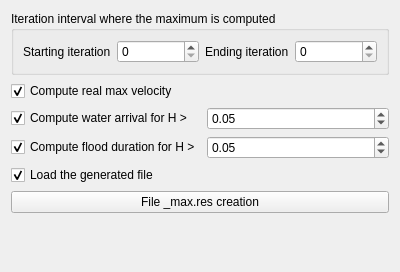
Old version of the form PostTelemac/meshlayertools/ExtractMaxTool.ui in the repository Artelia/PostTelemac.
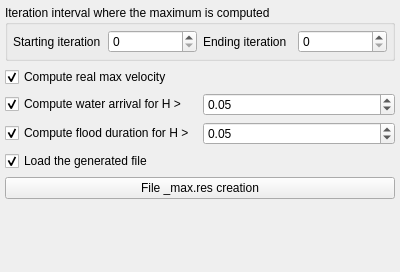
New version of the form. Icons and pictures are not drawn.

The edit to the form file:
```diff
--- a/PostTelemac/meshlayertools/ExtractMaxTool.ui
+++ b/PostTelemac/meshlayertools/ExtractMaxTool.ui
@@ -14,12 +14,36 @@
    <string>Form</string>
   </property>
   <layout class="QGridLayout" name="gridLayout">
+   <property name="leftMargin">
+    <number>5</number>
+   </property>
+   <property name="topMargin">
+    <number>5</number>
+   </property>
+   <property name="rightMargin">
+    <number>5</number>
+   </property>
+   <property name="bottomMargin">
+    <number>5</number>
+   </property>
    <item row="0" column="0" colspan="2">
     <widget class="QGroupBox" name="groupBox_6">
      <property name="title">
       <string>Iteration interval where the maximum is computed</string>
      </property>
      <layout class="QHBoxLayout" name="horizontalLayout_10">
+      <property name="leftMargin">
+       <number>5</number>
+      </property>
+      <property name="topMargin">
+       <number>5</number>
+      </property>
+      <property name="rightMargin">
+       <number>5</number>
+      </property>
+      <property name="bottomMargin">
+       <number>5</number>
+      </property>
       <item>
        <widget class="QLabel" name="label_34">
         <property name="text">
```
Left out of the diff: 100 changed lines with no effect on the pictures.
